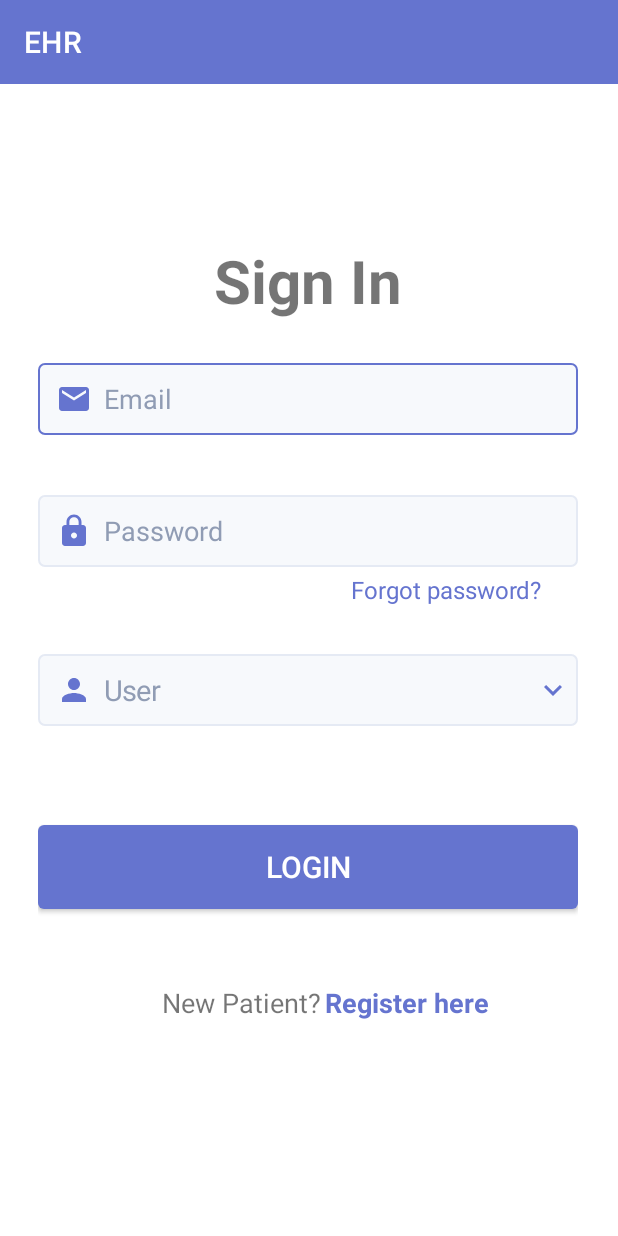
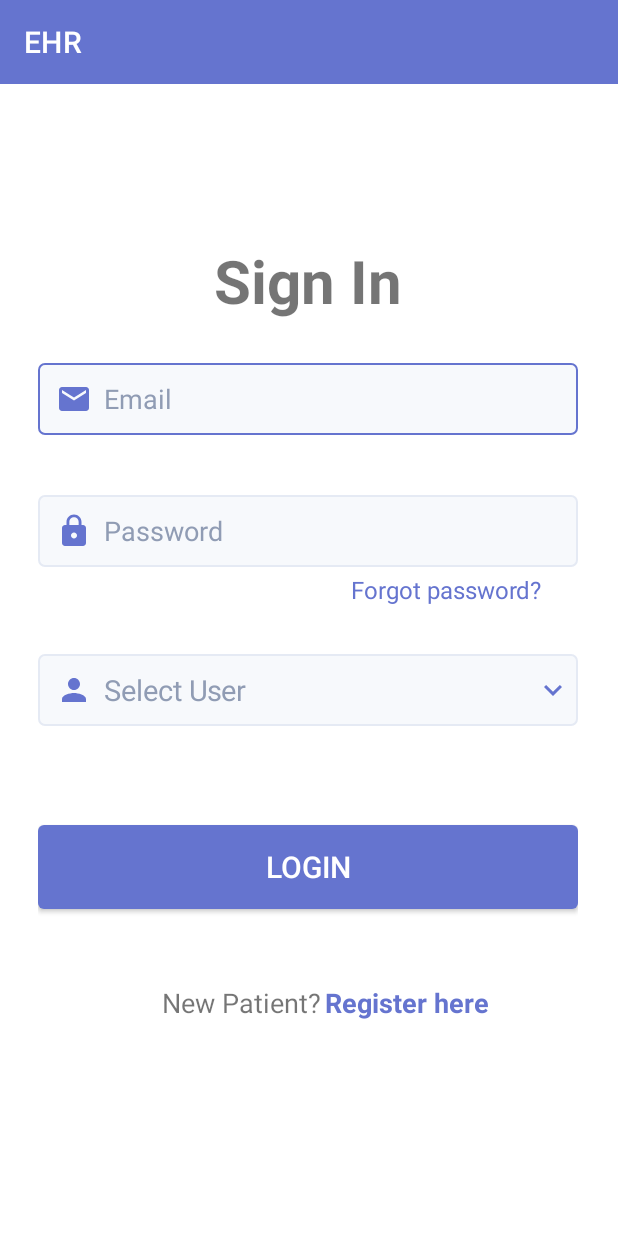
Before and after one commit to yashkaranjemavs/EHR, an Android app: the screen it shows after launch (LoginActivity), on a phone screen of 412 x 824 dp. Run offline under Robolectric (Android 15) with nearby library versions, the phone set to English and light mode, and no system bars; our stand-ins replace navigation-ui.

Commit message:
updating dropdown placeholder

```diff
--- a/app/src/main/res/values/strings.xml
+++ b/app/src/main/res/values/strings.xml
@@ -7,7 +7,7 @@
     <string name="new_patient">New Patient?</string>
     <string name="register_here">Register here</string>
     <string-array name="user_type_options">
-        <item>User</item>
+        <item>Select User</item>
         <item>Admin</item>
         <item>Doctor</item>
         <item>Pharmacy</item>
```
